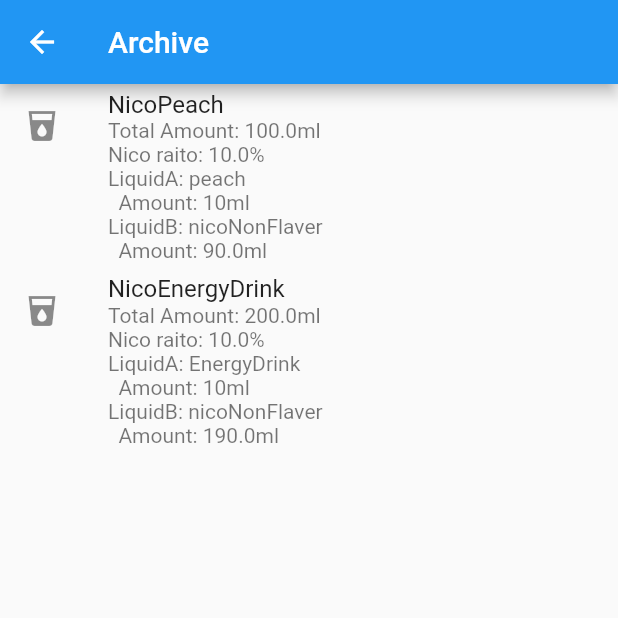
After one commit to kiyosiro/vape_room, a Flutter app: the screen it shows after launch, after a tap on "archive", on a phone screen of 412 x 824 dp, the top half of it. The commit adds this screen. Run offline on Flutter 3.47's test engine with Material 2 defaults, Android fonts, the phone set to English and light mode, and no system bars.

Commit message:
archive page view

```diff
--- /dev/null
+++ b/lib/models/liquid.dart
@@ -0,0 +1,45 @@
+import 'package:flutter/material.dart';
+
+class MixedLiquid {
+  String name;
+  Liquid liqA;
+  Liquid liqB;
+  double amount;
+  double nicoRaito;
+
+  MixedLiquid({
+    required this.name,
+    required this.liqA,
+    required this.liqB,
+    required this.amount,
+    required this.nicoRaito,
+  });
+
+  getLiqAAmount() {
+    //必須
+    return 10;
+  }
+}
+
+class Liquid {
+  String name;
+  double nicoRatio;
+  double? pgRatio;
+  double? vgRatio;
+
+  Liquid({
+    required this.name,
+    required this.nicoRatio,
+    this.pgRatio,
+    this.vgRatio,
+  });
+
+  getLiquid() {
+    return {
+      'name': name,
+      'nicoRatio': nicoRatio,
+      'pgRatio': pgRatio,
+      'vgRatio': vgRatio,
+    };
+  }
+}
--- /dev/null
+++ b/lib/pages/archive_page.dart
@@ -0,0 +1,68 @@
+import 'package:flutter/material.dart';
+import 'package:vape_room/models/liquid.dart';
+
+class ArchivePage extends StatefulWidget {
+  const ArchivePage({Key? key}) : super(key: key);
+
+  @override
+  State<ArchivePage> createState() => _ArchivePageState();
+}
+
+class _ArchivePageState extends State<ArchivePage> {
+  @override
+  Widget build(BuildContext context) {
+    final List<MixedLiquid> mixedLiquids = [
+      MixedLiquid(
+        name: 'NicoPeach',
+        liqA: Liquid(name: 'peach', nicoRatio: 0),
+        liqB: Liquid(name: 'nicoNonFlaver', nicoRatio: 0.1),
+        amount: 100,
+        nicoRaito: 0.1,
+      ),
+      MixedLiquid(
+        name: 'NicoEnergyDrink',
+        liqA: Liquid(name: 'EnergyDrink', nicoRatio: 0),
+        liqB: Liquid(name: 'nicoNonFlaver', nicoRatio: 0.1),
+        amount: 200,
+        nicoRaito: 0.1,
+      ),
+    ];
+
+    return Scaffold(
+      appBar: AppBar(
+        title: const Text('Archive'),
+      ),
+      body: ListView(
+        children: mixedLiquidsToTiles(mixedLiquids),
+      ),
+    );
+  }
+
+  List<Widget> mixedLiquidsToTiles(List<MixedLiquid> mixedLiquids) {
+    final List<Widget> tiles = <Widget>[];
+
+    for (MixedLiquid mixedLiquid in mixedLiquids) {
+      tiles.add(
+        ListTile(
+          title: Text(mixedLiquid.name),
+          isThreeLine: true,
+          subtitle: Column(
+            crossAxisAlignment: CrossAxisAlignment.start,
+            children: [
+              Text('Total Amount: ${mixedLiquid.amount}ml'),
+              Text('Nico raito: ${mixedLiquid.nicoRaito * 100}%'),
+              Text('LiquidA: ${mixedLiquid.liqA.name}'),
+              Text('  Amount: ${mixedLiquid.getLiqAAmount()}ml'),
+              Text('LiquidB: ${mixedLiquid.liqB.name}'),
+              Text(
+                  '  Amount: ${mixedLiquid.amount - mixedLiquid.getLiqAAmount()}ml')
+            ],
+          ),
+          onTap: () {},
+          leading: const Icon(Icons.local_drink),
+        ),
+      );
+    }
+    return tiles;
+  }
+}
--- a/lib/pages/home_page.dart
+++ b/lib/pages/home_page.dart
@@ -1,4 +1,5 @@
 import 'package:flutter/material.dart';
+import 'package:vape_room/pages/archive_page.dart';
 
 class HomePage extends StatefulWidget {
   const HomePage({Key? key, required this.appName}) : super(key: key);
@@ -27,8 +28,15 @@ class _HomePageState extends State<HomePage> {
               child: const Text('new'),
             ),
             ElevatedButton(
-              onPressed: isAlreadyMix == false ? null : () {},
-              child: const Text('archieve'),
+              onPressed: isAlreadyMix == false
+                  ? null
+                  : () {
+                      Navigator.push(
+                          context,
+                          MaterialPageRoute(
+                              builder: (context) => const ArchivePage()));
+                    },
+              child: const Text('archive'),
             )
           ],
         ),
```
